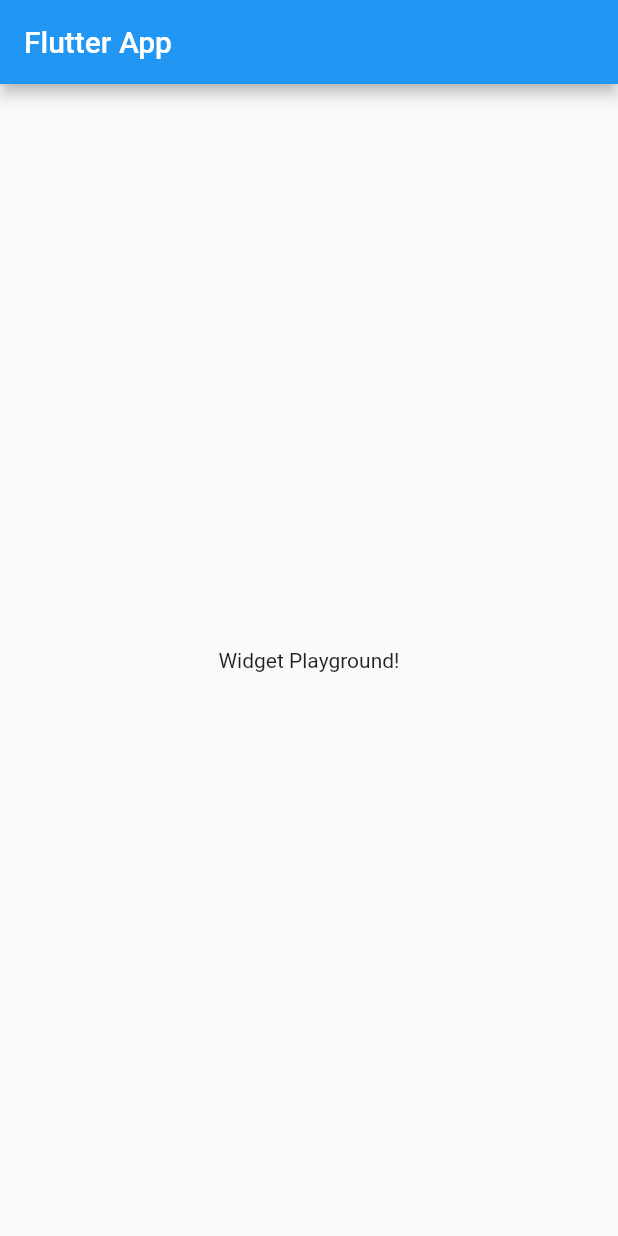
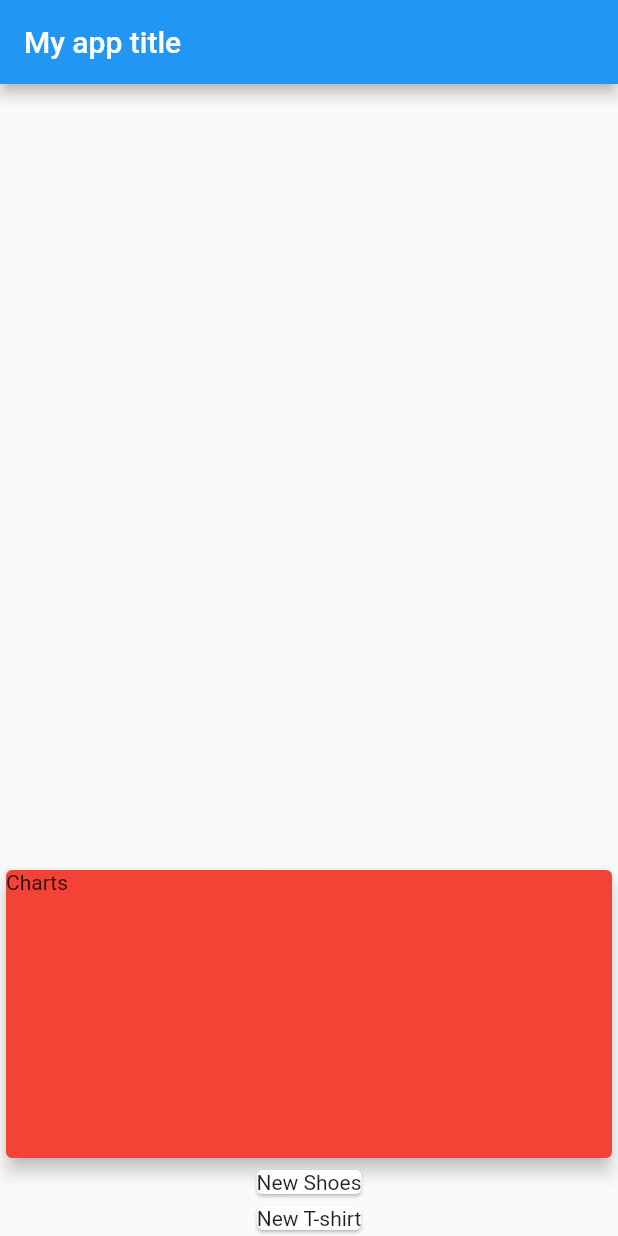
Before and after one commit to aminedammak/Expense-planner, a Flutter app: the screen it shows after launch, on a phone screen of 412 x 824 dp. Run offline on Flutter 3.47's test engine with Material 2 defaults, Android fonts, the phone set to English and light mode, and no system bars.

Commit message:
Added transaction class

```diff
--- a/lib/main.dart
+++ b/lib/main.dart
@@ -1,10 +1,14 @@
 import 'package:flutter/material.dart';
 
+import "./transaction.dart";
+
 void main() {
-  runApp(MyApp());
+  runApp(const MyApp());
 }
 
 class MyApp extends StatelessWidget {
+  const MyApp({Key? key}) : super(key: key);
+
   // This widget is the root of your application.
   @override
   Widget build(BuildContext context) {
@@ -16,6 +20,21 @@ class MyApp extends StatelessWidget {
 }
 
 class MyHomePage extends StatelessWidget {
+  final List<Transaction> transactions = [
+    Transaction(
+      id: "t1",
+      title: "New Shoes",
+      amount: 69.99,
+      date: DateTime.now(),
+    ),
+    Transaction(
+      id: "t2",
+      title: "New T-shirt",
+      amount: 45,
+      date: DateTime.now(),
+    ),
+  ];
+
   @override
   Widget build(BuildContext context) {
     // This method is rerun every time setState is called, for instance as done
@@ -28,12 +47,33 @@ class MyHomePage extends StatelessWidget {
       appBar: AppBar(
         // Here we take the value from the MyHomePage object that was created by
         // the App.build method, and use it to set our appbar title.
-        title: Text("Flutter App"),
+        title: Text("My app title"),
       ),
-      body: Center(
+      body:
           // Center is a layout widget. It takes a single child and positions it
           // in the middle of the parent.
-          child: Text('Widget Playground!')),
+          Column(
+        mainAxisAlignment: MainAxisAlignment.end,
+        crossAxisAlignment: CrossAxisAlignment.stretch,
+        children: <Widget>[
+          Container(
+            width: double.infinity,
+            height: 200,
+            child: const Card(
+              child: Text('Charts'),
+              elevation: 5,
+              color: Colors.red,
+            ),
+          ),
+          Column(
+            children: transactions.map((tx) {
+              return Card(
+                child: Text(tx.title),
+              );
+            }).toList(),
+          )
+        ],
+      ),
     );
   }
 }
--- /dev/null
+++ b/lib/transaction.dart
@@ -0,0 +1,13 @@
+class Transaction {
+  final String id;
+  final String title;
+  final double amount;
+  final DateTime date;
+
+  Transaction({
+    required this.id,
+    required this.title,
+    required this.amount,
+    required this.date,
+  });
+}
```
